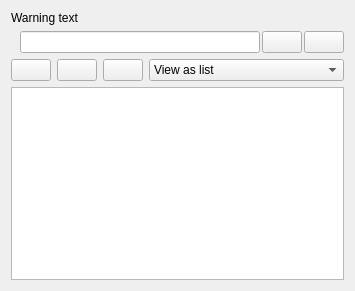
First picture: the form in resources/ui/widgets/pool_widget.ui, repository open-cogsci/OpenSesame, before the edit.
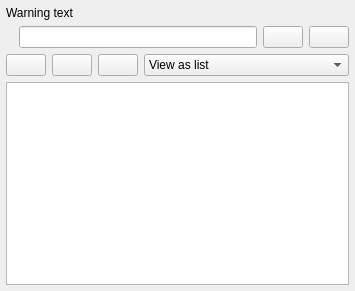
Second picture: the form after the edit. Icons and pictures are not drawn.

```diff
--- a/resources/ui/widgets/pool_widget.ui
+++ b/resources/ui/widgets/pool_widget.ui
@@ -17,6 +17,12 @@
    <string>Form</string>
   </property>
   <layout class="QVBoxLayout" name="verticalLayout">
+   <property name="spacing">
+    <number>6</number>
+   </property>
+   <property name="margin">
+    <number>6</number>
+   </property>
    <item>
     <widget class="QLabel" name="label_size_warning">
      <property name="text">
@@ -37,7 +43,7 @@
      </property>
      <layout class="QHBoxLayout" name="horizontalLayout_3">
       <property name="spacing">
-       <number>2</number>
+       <number>6</number>
       </property>
       <property name="margin">
        <number>0</number>
@@ -111,6 +117,9 @@
    <item>
     <widget class="QWidget" name="widget_2" native="true">
      <layout class="QHBoxLayout" name="horizontalLayout_2">
+      <property name="spacing">
+       <number>6</number>
+      </property>
       <property name="margin">
        <number>0</number>
       </property>
```
